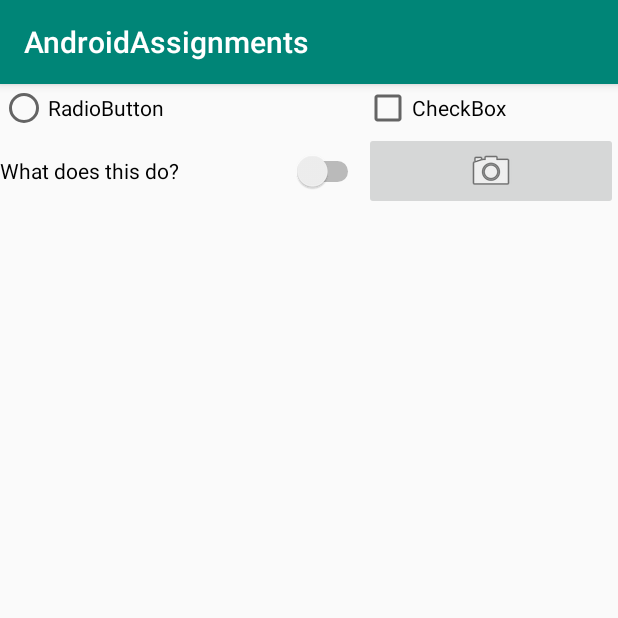
After one commit to ErmanD182/CP470, an Android app: the ListItemsActivity screen opened directly, with no data from a screen before it, on a phone screen of 412 x 824 dp, the top half of it. The commit adds this screen. Run offline under Robolectric (Android 15) with nearby library versions, the phone set to English and light mode, and no system bars.

Commit message:
Added 3 activities for part 2

```diff
--- a/app/src/main/AndroidManifest.xml
+++ b/app/src/main/AndroidManifest.xml
@@ -9,6 +9,8 @@
         android:roundIcon="@mipmap/ic_launcher_round"
         android:supportsRtl="true"
         android:theme="@style/AppTheme">
+        <activity android:name=".ListItemsActivity"></activity>
+        <activity android:name=".LoginActivity" />
         <activity android:name=".StartActivity">
             <intent-filter>
                 <action android:name="android.intent.action.MAIN" />
--- /dev/null
+++ b/app/src/main/java/com/example/androidassignments/ListItemsActivity.java
@@ -0,0 +1,14 @@
+package com.example.androidassignments;
+
+import androidx.appcompat.app.AppCompatActivity;
+
+import android.os.Bundle;
+
+public class ListItemsActivity extends AppCompatActivity {
+
+    @Override
+    protected void onCreate(Bundle savedInstanceState) {
+        super.onCreate(savedInstanceState);
+        setContentView(R.layout.activity_list_items);
+    }
+}
--- /dev/null
+++ b/app/src/main/res/layout/activity_list_items.xml
@@ -0,0 +1,43 @@
+<?xml version="1.0" encoding="utf-8"?>
+<GridLayout xmlns:android="http://schemas.android.com/apk/res/android"
+    xmlns:app="http://schemas.android.com/apk/res-auto"
+    xmlns:tools="http://schemas.android.com/tools"
+    android:layout_width="match_parent"
+    android:layout_height="wrap_content"
+    tools:context=".ListItemsActivity"
+    android:rowCount="2"
+    android:columnCount="2">
+
+    <RadioButton
+        android:id="@+id/radioButton"
+        android:layout_width="wrap_content"
+        android:layout_height="wrap_content"
+        android:text="@string/RadioButtonText"
+        android:layout_columnWeight="1"
+        android:layout_gravity="fill"/>
+
+    <CheckBox
+        android:id="@+id/checkBox"
+        android:layout_width="wrap_content"
+        android:layout_height="wrap_content"
+        android:text="@string/CheckBoxText"
+        android:layout_columnWeight="1"
+        android:layout_gravity="fill"/>
+
+    <Switch
+        android:id="@+id/switch1"
+        android:layout_width="wrap_content"
+        android:layout_height="wrap_content"
+        android:text="@string/SwitchText"
+        android:layout_columnWeight="1"
+        android:layout_gravity="fill"/>
+
+    <ImageButton
+        android:id="@+id/imageButton"
+        android:layout_width="wrap_content"
+        android:layout_height="wrap_content"
+        android:layout_columnWeight="1"
+        android:layout_gravity="fill"
+        android:src="@android:drawable/ic_menu_camera"></ImageButton>
+
+</GridLayout>
--- a/app/src/main/res/values/strings.xml
+++ b/app/src/main/res/values/strings.xml
@@ -2,4 +2,10 @@
     <string name="app_name">AndroidAssignments</string>
     <string name="hello_message">Hello World!</string>
     <string name="ButtonText">I\’m a button</string>
+    <string name="LoginText">Login</string>
+    <string name="LoginNameHint">Login name</string>
+    <string name="PasswordText">Password</string>
+    <string name="RadioButtonText">RadioButton</string>
+    <string name="CheckBoxText">CheckBox</string>
+    <string name="SwitchText">What does this do?</string>
 </resources>
```
Also changed, not shown: app/src/main/java/com/example/androidassignments/LoginActivity.java (added, +14 -0 lines), app/src/main/res/layout/activity_login.xml (added, +36 -0 lines), 1 other file.
